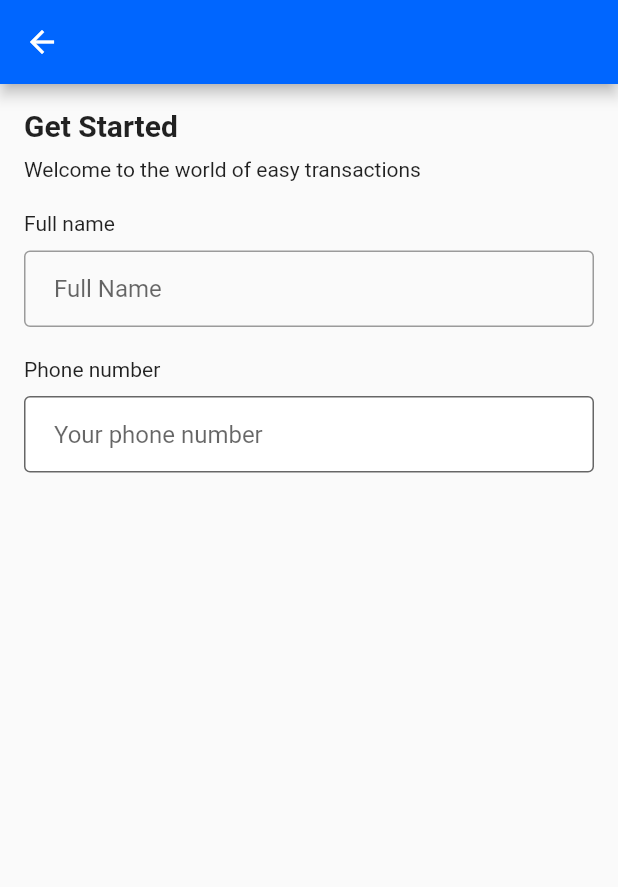
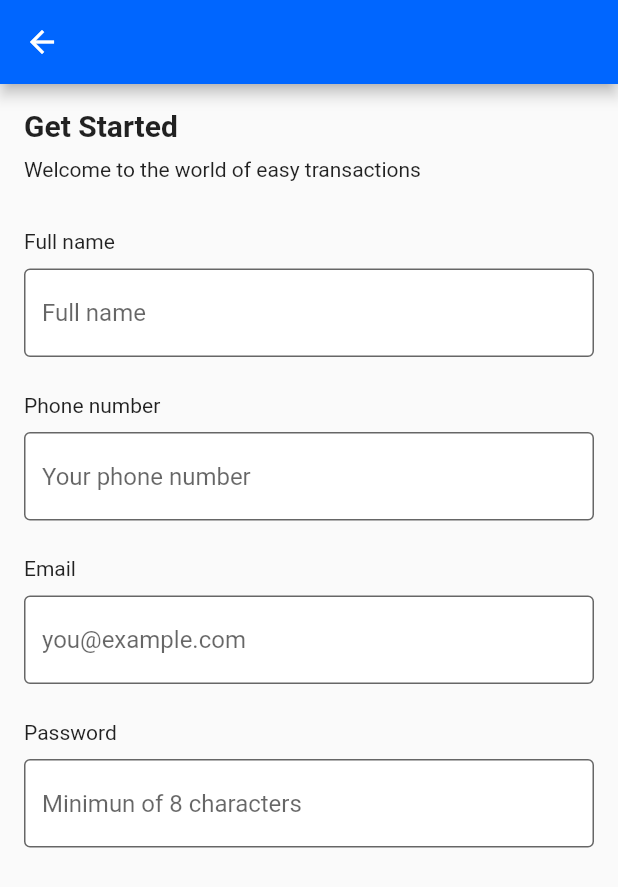
Before and after one commit to Allename/Sylar, a Flutter app: the GetStarted screen opened directly, on a phone screen of 412 x 824 dp. Shown: the top 887 px of the screen. Run offline on Flutter 3.47's test engine with Material 2 defaults, Android fonts, the phone set to English and light mode, and no system bars.

Commit message:
feat: updated

```diff
--- a/lib/screens/onboarding/get_started.dart
+++ b/lib/screens/onboarding/get_started.dart
@@ -12,14 +12,17 @@ class GetStarted extends StatelessWidget {
       appBar: AppBar(
         backgroundColor: kPrimary,
       ),
-      body: Container(
+      body: SingleChildScrollView(
+        child: Container(
+          width: double.infinity,
           padding: const EdgeInsets.all(16.0),
           child: Column(
             crossAxisAlignment: CrossAxisAlignment.start,
             children: <Widget> [
-            Header(title: 'Get Started', description: 'Welcome to the world of easy transactions'),
-            SizedBox(height: 20.0),
-            Column(
+             const Header(title: 'Get Started', description: 'Welcome to the world of easy transactions',),
+             const SizedBox(height: 32.0),
+             Container(
+               child: Column(
                  crossAxisAlignment: CrossAxisAlignment.start,
                  children: <Widget> [
                    const Text(
@@ -29,17 +32,16 @@ class GetStarted extends StatelessWidget {
                        fontWeight: FontWeight.w400,
                      ),
                    ),
-                SizedBox(height: 10.0),
+                   const SizedBox(height: 10.0),
                     const TextField(
                       decoration: InputDecoration(
-                    contentPadding: EdgeInsets.symmetric(vertical: 16.0, horizontal: 20.0),
                         fillColor: Colors.white,
-                    filled: false,
-                    hintText: 'Full Name',
+                        filled: true,
+                        hintText: 'Full name',
                         border: OutlineInputBorder(),
                       ),
                     ),
-                SizedBox(height: 20.0),
+                    const SizedBox(height: 24.0),
                     const Text(
                       'Phone number',
                       style: TextStyle(
@@ -47,23 +49,100 @@ class GetStarted extends StatelessWidget {
                         fontWeight: FontWeight.w400,
                       ),
                     ),
-                SizedBox(height: 10.0),
+                    const SizedBox(height: 10.0),
                     TextField(
                       keyboardType: TextInputType.number,
                       inputFormatters: [FilteringTextInputFormatter.digitsOnly],
                       decoration: const InputDecoration(
-                    contentPadding: EdgeInsets.symmetric(vertical: 16.0, horizontal: 20.0),
                         fillColor: Colors.white,
                         filled: true,
                         hintText: 'Your phone number',
                         border: OutlineInputBorder(),
                       ),
                     ),
+                    const SizedBox(height: 24.0),
+                    const Text(
+                      'Email',
+                      style: TextStyle(
+                        fontSize: 14,
+                        fontWeight: FontWeight.w400,
+                      ),
+                    ),
+                    const SizedBox(height: 10.0),
+                    const TextField(
+                      keyboardType: TextInputType.emailAddress,
+                      decoration: InputDecoration(
+                        fillColor: Colors.white,
+                        filled: true,
+                        hintText: 'you@example.com',
+                        border: OutlineInputBorder(),
+                      ),
+                    ),
+                    const SizedBox(height: 24.0),
+                    const Text(
+                      'Password',
+                      style: TextStyle(
+                        fontSize: 14,
+                        fontWeight: FontWeight.w400,
+                      ),
+                    ),
+                    const SizedBox(height: 10.0),
+                    const TextField(
+                      keyboardType: TextInputType.visiblePassword,
+                      decoration: InputDecoration(
+                        fillColor: Colors.white,
+                        filled: true,
+                        hintText: 'Minimun of 8 characters',
+                        border: OutlineInputBorder(),
+                      ),
+                    ),
                  ],
                ),
+             ),
             ],
+          ),
         ),
       ),
     );
   }
 }
+
+
+
+
+
+
+// const Text(
+//                   'Email',
+//                   style: TextStyle(
+//                     fontSize: 14,
+//                     fontWeight: FontWeight.w400,
+//                   ),
+//                 ),
+//                 const TextField(
+//                   keyboardType: TextInputType.emailAddress,
+//                   decoration: InputDecoration(
+//                     contentPadding: EdgeInsets.symmetric(vertical: 16.0, horizontal: 20.0),
+//                     fillColor: Colors.white,
+//                     filled: true,
+//                     hintText: 'you@example.com',
+//                     border: OutlineInputBorder(),
+//                   ),
+//                 ),
+
+//  SizedBox(height: 10.0),
+//                 Row(
+//                   children: <Widget> [
+//                     TextField(
+//                     keyboardType: TextInputType.number,
+//                     inputFormatters: [FilteringTextInputFormatter.digitsOnly],
+//                       decoration: const InputDecoration(
+//                       contentPadding: EdgeInsets.symmetric(vertical: 16.0, horizontal: 20.0),
+//                       fillColor: Colors.white,
+//                       filled: true,
+//                       hintText: 'Your phone number',
+//                       border: OutlineInputBorder(),
+//                       ),
+//                     ),
+//                   ],
+//                 ),
```
Lines whose indentation alone changed are shown as unchanged.
